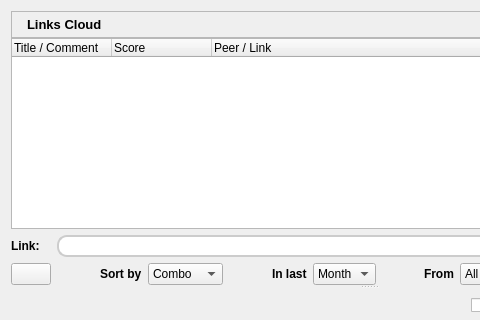
The window that plugins/LinksCloud/LinksDialog.ui (RetroShare/RetroShare) describes before a commit, drawn with Qt 5; both pictures show x 0 to 480 and y 0 to 320 of the 738 by 583 pixel window.
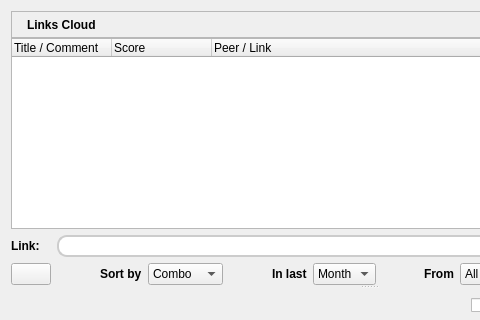
The same window after the commit. Icons and pictures are not drawn.

```diff
--- a/plugins/LinksCloud/LinksDialog.ui
+++ b/plugins/LinksCloud/LinksDialog.ui
@@ -522,7 +522,6 @@
        <widget class="QLabel" name="titleBarLabel">
         <property name="font">
          <font>
-          <pointsize>10</pointsize>
           <weight>75</weight>
           <bold>true</bold>
          </font>
```
Left out of the diff: 5 changed lines with no effect on the pictures.
